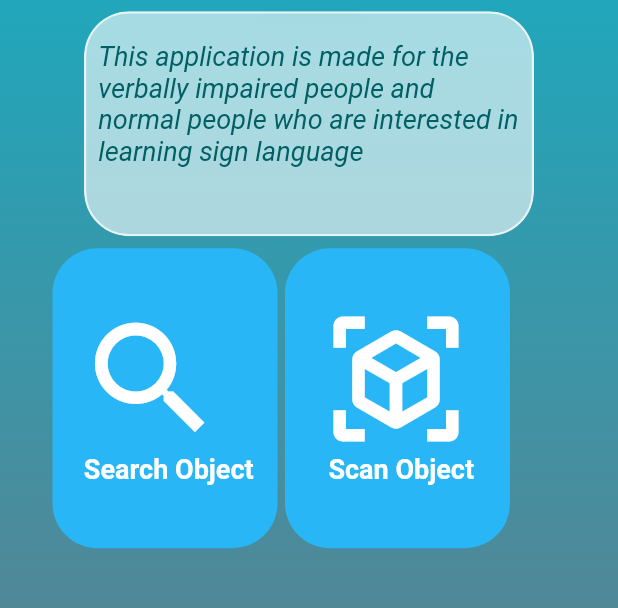
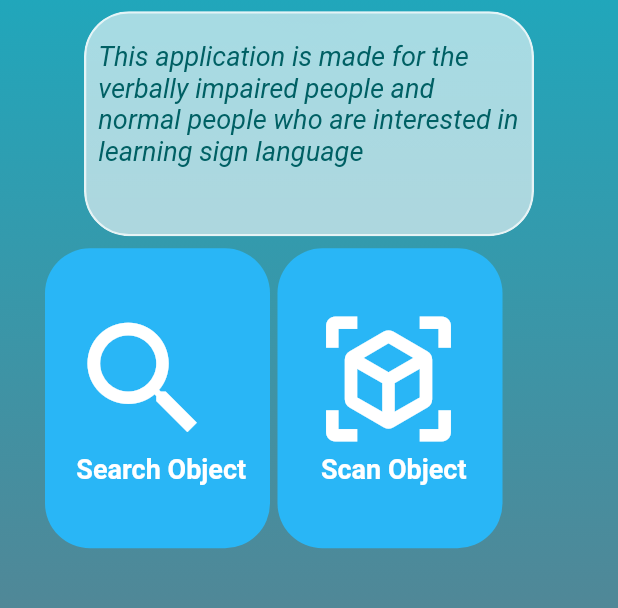
Before and after one commit to shemil076/ObSign, a Flutter app: the LandingPageState screen opened by its route, on a phone screen of 412 x 824 dp, the part 423-1031 px from its top. Run offline on Flutter 3.47's test engine with Material 2 defaults, Android fonts, the phone set to English and light mode, and no system bars; drawn by our look-alikes of glass_kit; our stand-ins replace camera, flutter_rating_bar, image_picker; missing offline and left inert: tflite.

Commit message:
fixed the posiotion of the components in main menu

```diff
--- a/lib/LandingPage.dart
+++ b/lib/LandingPage.dart
@@ -90,7 +90,7 @@ class LandingPage extends State<LandingPageState> {
 
                     Row(
                       children: [Container(
-                        padding: const EdgeInsets.fromLTRB(35,0, 0, 5),
+                        padding: const EdgeInsets.fromLTRB(30,0, 0, 5),
                         decoration:
                         BoxDecoration(borderRadius: BorderRadius.circular(30)),
                         child: GestureDetector(
```
